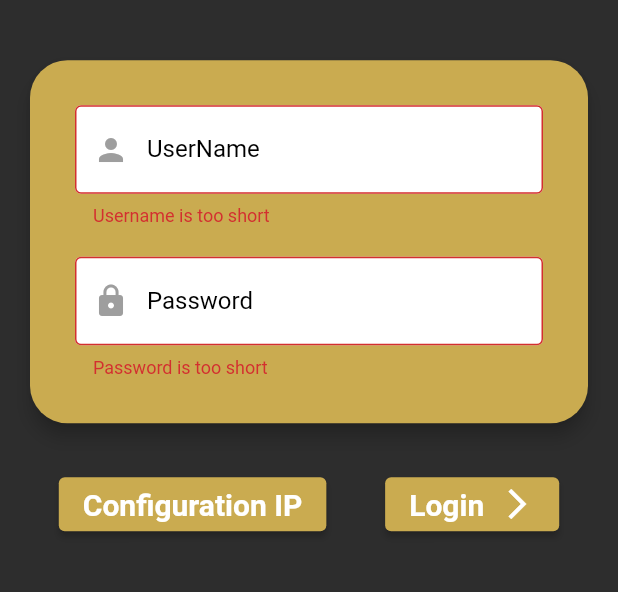
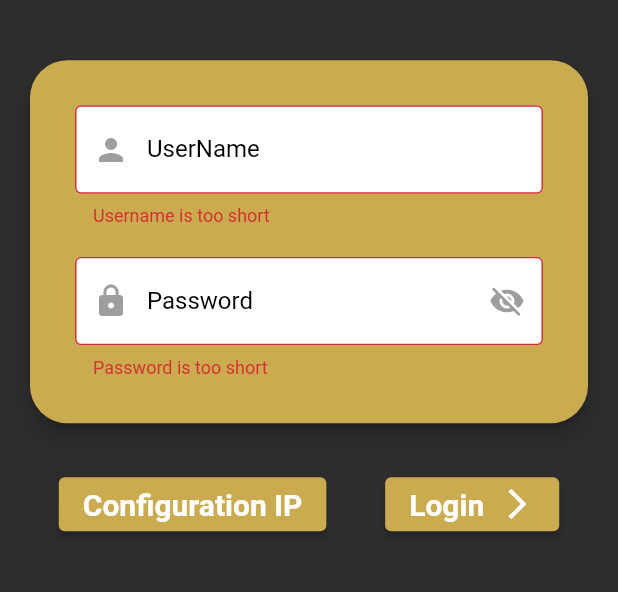
Before and after one commit to UmairYousafzai/Soft-Barcode-Scanner-Flutter, a Flutter app: the screen it shows after launch, after a tap on "Login", on a phone screen of 412 x 824 dp, the part 464-1056 px from its top. Run offline on Flutter 3.47's test engine with Material 2 defaults, Android fonts, the phone set to English and light mode, and no system bars; our stand-ins replace animated_splash_screen, dio, flutter_bloc, pretty_dio_logger, shared_preferences; missing offline and left inert: dart:ffi, flutter_barcode_scanner.

Commit message:
final app

```diff
--- a/lib/core/network/dio_factory.dart
+++ b/lib/core/network/dio_factory.dart
@@ -26,8 +26,9 @@ class DioFactory {
     ..interceptors.add(_prettyInterceptor);
 
    static Future<Dio> getDefaultDio() async {
-    await Preference.ipAddress.then((value) => {_baseUrl = value});
-    defaultDio.options.baseUrl = _baseUrl;
+    // await Preference.ipAddress.then((value) => {_baseUrl = value});
+    // defaultDio.options.baseUrl = _baseUrl;
+    defaultDio.options.baseUrl = "https://easyapitest.thevapehouse.pk";
     return defaultDio;
   }
 }
--- a/lib/presentation/login/loginBloc.dart
+++ b/lib/presentation/login/loginBloc.dart
@@ -16,6 +16,8 @@ class LoginBloc extends Bloc<LoginEvent, LoginState> {
     on<LoginCredentialsSubmittedEvent>((event, emit) {
       login(event, emit);
     });
+    on<LoginPasswordShowEvent>((event, emit) =>
+        emit(state.copyWith(isShowPassword: event.isShowPassword)));
   }
 
   void login(
--- a/lib/presentation/login/login_event.dart
+++ b/lib/presentation/login/login_event.dart
@@ -12,4 +12,10 @@ class LoginPasswordChangedEvent extends LoginEvent {
   LoginPasswordChangedEvent({required this.password});
 }
 
+class LoginPasswordShowEvent extends LoginEvent {
+  final bool isShowPassword;
+
+  LoginPasswordShowEvent({required this.isShowPassword});
+}
+
 class LoginCredentialsSubmittedEvent extends LoginEvent {}
--- a/lib/presentation/login/login_state.dart
+++ b/lib/presentation/login/login_state.dart
@@ -1,30 +1,34 @@
 import 'package:soft_barcode_scanner/utils/form_submission_status.dart';
 
-class LoginState{
+class LoginState {
+  final String username;
 
-  final String username;
-  bool get isValidUserName => username.length >3;
-  final String password ;
+  bool get isValidUserName => username.length > 3;
+  final String password;
 
-  bool get isValidPassword => password.length>6;
+  bool get isValidPassword => password.length > 6;
+  bool isShowPassword = false;
 
- final FormSubmissionStatus formStatus;
+  final FormSubmissionStatus formStatus;
 
- LoginState({
-    this.username='',
-   this.password='',
-   this.formStatus = const InitialFormStatus(),
-});
+  LoginState({
+    this.username = '',
+    this.password = '',
+    this.formStatus = const InitialFormStatus(),
+    this.isShowPassword = false,
+  });
+
   LoginState copyWith({
-    String? username ,
+    String? username,
     String? password,
-    FormSubmissionStatus? formStatus ,
+    FormSubmissionStatus? formStatus,
+    bool? isShowPassword,
   }) {
     return LoginState(
       username: username ?? this.username,
       password: password ?? this.password,
       formStatus: formStatus ?? this.formStatus,
+      isShowPassword: isShowPassword ?? this.isShowPassword,
     );
   }
-
 }
--- a/lib/presentation/login/login_view.dart
+++ b/lib/presentation/login/login_view.dart
@@ -35,7 +35,8 @@ class LoginPage extends StatelessWidget {
           context.showNegativeSnackBar("Opps,${formStatus.errorMessage}");
         }
         if (state.formStatus is SubmissionSuccess) {
-          Navigator.of(context).pushNamed(AppRouter.barcode);
+          Navigator.of(context).pushNamedAndRemoveUntil(
+              AppRouter.barcode, (Route<dynamic> route) => false);
           Preference.setIsLogin(true);
         }
       },
@@ -109,8 +110,9 @@ class LoginPage extends StatelessWidget {
         onChanged: (value) => {
           context
               .read<LoginBloc>()
-              .add(LoginUserNameChangedEvent(userName: value))
+              .add(LoginUserNameChangedEvent(userName: value.trim()))
         },
+        textInputAction: TextInputAction.next,
         keyboardType: TextInputType.name,
         decoration: const InputDecoration(
             prefixIcon: Icon(
@@ -140,12 +142,29 @@ class LoginPage extends StatelessWidget {
               .read<LoginBloc>()
               .add(LoginPasswordChangedEvent(password: value))
         },
-        obscureText: true,
+        obscureText: state.isShowPassword,
         keyboardType: TextInputType.name,
-        decoration: const InputDecoration(
-            prefixIcon: Icon(
+        decoration: InputDecoration(
+            prefixIcon: const Icon(
               Icons.lock,
               color: Colors.grey,
+            ),
+            suffixIcon: IconButton(
+              onPressed: () {
+                context.read<LoginBloc>().add(
+                      LoginPasswordShowEvent(
+                          isShowPassword: state.isShowPassword ? false : true),
+                    );
+              },
+              icon: state.isShowPassword
+                  ? const Icon(
+                      Icons.visibility,
+                      color: Colors.grey,
+                    )
+                  : const Icon(
+                      Icons.visibility_off,
+                      color: Colors.grey,
+                    ),
             ),
             border:
                 OutlineInputBorder(borderSide: BorderSide(color: Colors.grey)),
--- a/lib/presentation/router/app_router.dart
+++ b/lib/presentation/router/app_router.dart
@@ -19,7 +19,7 @@ class AppRouter {
     switch (settings.name) {
       case home:
         return MaterialPageRoute(
-          builder: (_) => const SplashPage(),
+          builder: (_) => SplashPage(),
         );
       case login:
         return MaterialPageRoute(
--- a/lib/presentation/splash/splash_view.dart
+++ b/lib/presentation/splash/splash_view.dart
@@ -1,6 +1,9 @@
 import 'package:animated_splash_screen/animated_splash_screen.dart';
 import 'package:flutter/material.dart';
 import 'package:flutter_bloc/flutter_bloc.dart';
+import 'package:soft_barcode_scanner/data/dataproviders/shared_preference/preference.dart';
+import 'package:soft_barcode_scanner/presentation/barcode/barcode_bloc.dart';
+import 'package:soft_barcode_scanner/presentation/barcode/barcode_scanner_page.dart';
 import 'package:soft_barcode_scanner/presentation/login/loginBloc.dart';
 import 'package:soft_barcode_scanner/presentation/login/login_state.dart';
 import 'package:soft_barcode_scanner/utils/extensions.dart';
@@ -8,22 +11,68 @@ import 'package:soft_barcode_scanner/utils/extensions.dart';
 import '../../data/dataproviders/repositories/data_repository.dart';
 import '../login/login_view.dart';
 
-class SplashPage extends StatelessWidget {
+class SplashPage extends StatefulWidget {
   const SplashPage({Key? key}) : super(key: key);
 
+  @override
+  State<SplashPage> createState() => _SplashPageState();
+}
+
+class _SplashPageState extends State<SplashPage> {
+  Widget futureWidget = BlocProvider<LoginBloc>(
+    create: (context) => LoginBloc(dataRepository: DataRepository()),
+    child: LoginPage(),
+  );
+
+
+  @override
+  void initState() {
+    super.initState();
+    checkIsLogin();
+  }
   @override
   Widget build(BuildContext context) {
     return AnimatedSplashScreen(
       duration: 2500,
       splashIconSize: 200.0,
       splash: "assets/images/softlogo.png",
-      nextScreen:BlocProvider<LoginBloc>(
-        create: (context) => LoginBloc(dataRepository: DataRepository()),
-        child: LoginPage(),
-      ),
+      nextScreen: futureWidget,
       splashTransition: SplashTransition.slideTransition,
-
       backgroundColor: "2d2d2d".toColor(),
     );
   }
+
+  Future<void> checkIsLogin() async {
+    bool isLogin = false;
+    await Preference.isLogin.then((value) => {isLogin = value});
+    if (isLogin) {
+      setState(() {
+        futureWidget = BlocProvider<BarcodeScanBloc>(
+          create: (context) =>
+              BarcodeScanBloc(dataRepository: DataRepository()),
+          child: BarcodePage(),
+        );
+      });
+    }
+  }
+
+// class SplashPage extends  {
+//   Widget widget = BlocProvider<LoginBloc>(
+//     create: (context) => LoginBloc(dataRepository: DataRepository()),
+//     child: LoginPage(),
+//   );
+//
+//   @override
+//   Widget build(BuildContext context) {
+//     return AnimatedSplashScreen(
+//       duration: 2500,
+//       splashIconSize: 200.0,
+//       splash: "assets/images/softlogo.png",
+//       nextScreen: widget,
+//       splashTransition: SplashTransition.slideTransition,
+//       backgroundColor: "2d2d2d".toColor(),
+//     );
+//   }
+
 }
+// }
```
Also changed, not shown: lib/presentation/barcode/barcode_scanner_page.dart (+31 -0 lines), pubspec.yaml (+10 -1 lines), pubspec.lock, 17 other files.
